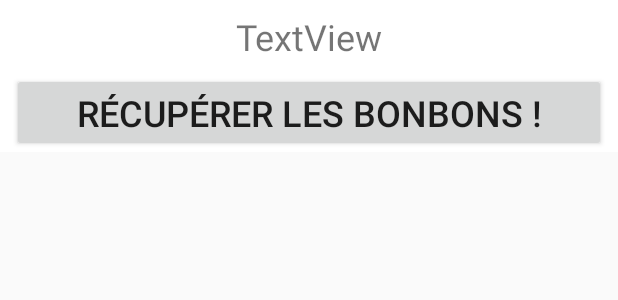
After one commit to Trempette/GeolocEtMap, an Android app: the layout custom_info_window.xml on its own in the app's theme, with its tools: preview values and no code run, on a phone screen of 412 x 824 dp. The commit adds this screen. Shown: the top 300 px of the screen. Run offline under Robolectric (Android 15) with nearby library versions, the phone set to English and light mode, and no system bars.

Commit message:
add candy by place + popup

```diff
--- /dev/null
+++ b/app/src/main/res/layout/custom_info_window.xml
@@ -0,0 +1,44 @@
+<?xml version="1.0" encoding="utf-8"?>
+<android.support.constraint.ConstraintLayout xmlns:android="http://schemas.android.com/apk/res/android"
+    xmlns:app="http://schemas.android.com/apk/res-auto"
+    xmlns:tools="http://schemas.android.com/tools"
+    android:layout_width="match_parent"
+    android:layout_height="wrap_content"
+    android:background="@android:color/white">
+
+    <TextView
+        android:id="@+id/place_name"
+        android:layout_width="wrap_content"
+        android:layout_height="wrap_content"
+        android:layout_marginStart="8dp"
+        android:layout_marginTop="8dp"
+        android:layout_marginEnd="8dp"
+        android:text="TextView"
+        android:textSize="24sp"
+        app:layout_constraintEnd_toEndOf="parent"
+        app:layout_constraintStart_toStartOf="parent"
+        app:layout_constraintTop_toTopOf="parent" />
+
+    <ListView
+        android:id="@+id/candy_listview"
+        android:layout_width="0dp"
+        android:layout_height="wrap_content"
+        android:layout_marginStart="8dp"
+        android:layout_marginTop="8dp"
+        android:layout_marginEnd="8dp"
+        app:layout_constraintEnd_toEndOf="parent"
+        app:layout_constraintStart_toStartOf="parent"
+        app:layout_constraintTop_toBottomOf="@+id/place_name" />
+
+    <Button
+        android:id="@+id/button_get_candy"
+        android:layout_width="0dp"
+        android:layout_height="wrap_content"
+        android:layout_marginStart="8dp"
+        android:layout_marginEnd="8dp"
+        android:text="Récupérer les bonbons !"
+        android:textSize="24sp"
+        app:layout_constraintEnd_toEndOf="parent"
+        app:layout_constraintStart_toStartOf="parent"
+        app:layout_constraintTop_toBottomOf="@+id/candy_listview" />
+</android.support.constraint.ConstraintLayout>
```
Also changed, not shown: app/src/main/java/fr/edouardkerhir/geolocmap/CandyAdapter.java (added, +51 -0 lines), app/src/main/java/fr/edouardkerhir/geolocmap/MainActivity.java (+51 -4 lines), app/src/main/java/fr/edouardkerhir/geolocmap/Places.java (+25 -2 lines), app/src/main/java/fr/edouardkerhir/geolocmap/bonbonItemInfoWindow.java (added, +27 -0 lines), app/src/main/res/layout/item_custom_info_winidow.xml (added, +30 -0 lines).
